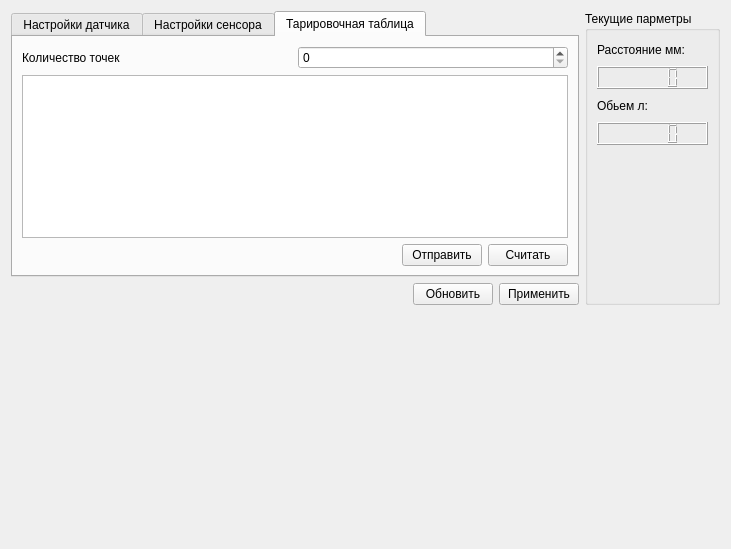
Above: mws.ui from zaitseu1994/EurosensConfig before the change. Below: the same form after it.
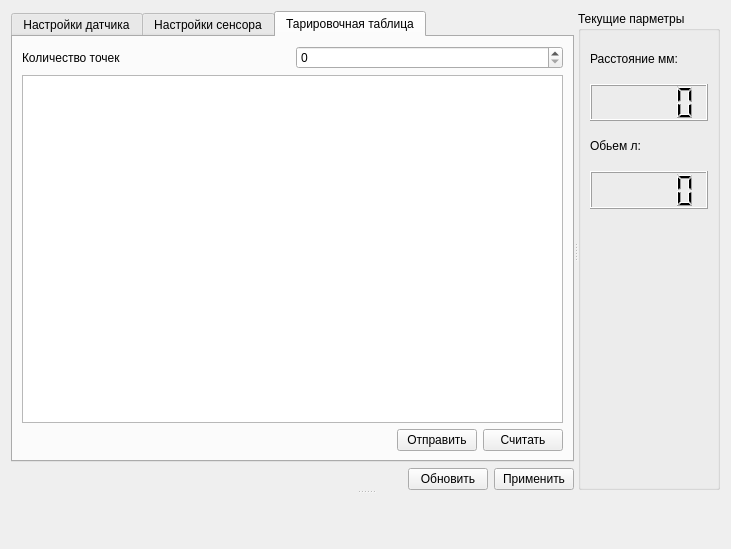
That is the form after the change. Custom widgets are drawn as their Qt base class.

Commit message: add polinom to plot

Patch:
```diff
--- a/mws.ui
+++ b/mws.ui
@@ -13,13 +13,17 @@
   <property name="windowTitle">
    <string>Form</string>
   </property>
-  <layout class="QGridLayout" name="gridLayout" rowstretch="1,3">
-   <item row="1" column="0">
-    <widget class="QCustomPlot" name="widget_2" native="true"/>
-   </item>
+  <layout class="QGridLayout" name="gridLayout">
    <item row="0" column="0">
-    <layout class="QHBoxLayout" name="horizontalLayout_2">
-     <item>
+    <widget class="QSplitter" name="splitter_2">
+     <property name="orientation">
+      <enum>Qt::Vertical</enum>
+     </property>
+     <widget class="QSplitter" name="splitter">
+      <property name="orientation">
+       <enum>Qt::Horizontal</enum>
+      </property>
+      <widget class="QWidget" name="">
       <layout class="QVBoxLayout" name="verticalLayout">
        <item>
         <widget class="QTabWidget" name="tabWidget">
@@ -577,8 +581,7 @@
         </layout>
        </item>
       </layout>
-     </item>
-     <item>
+      </widget>
       <widget class="QGroupBox" name="groupBox">
        <property name="title">
         <string>Текущие парметры</string>
@@ -609,8 +612,9 @@
         </item>
        </layout>
       </widget>
-     </item>
-    </layout>
+     </widget>
+     <widget class="QCustomPlot" name="graph_table" native="true"/>
+    </widget>
    </item>
   </layout>
  </widget>
```
Left out of the diff: 2 changed lines with no effect on the pictures. Lines whose indentation alone changed are shown as unchanged. The commit also changes 4 other files.
